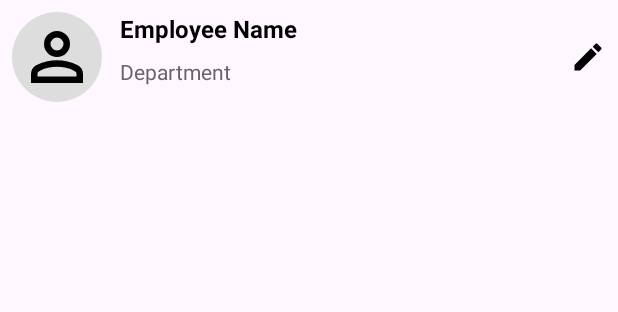
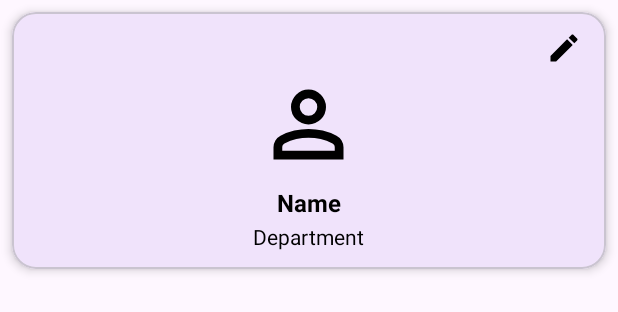
Before and after one commit to koraish3438/EmployeeManager, an Android app: the layout item_employee.xml on its own in the app's theme, with its tools: preview values and no code run, on a phone screen of 412 x 824 dp. Shown: the top 312 px of the screen. Run offline under Robolectric (Android 15) with nearby library versions, the phone set to English and light mode, and no system bars.

Commit message:
15th commit

```diff
--- a/app/src/main/java/com/example/employeemanagementapp/ui/EmployeeListActivity.kt
+++ b/app/src/main/java/com/example/employeemanagementapp/ui/EmployeeListActivity.kt
@@ -9,6 +9,7 @@ import androidx.core.view.GravityCompat
 import androidx.lifecycle.lifecycleScope
 import androidx.recyclerview.widget.LinearLayoutManager
 import androidx.lifecycle.ViewModelProvider
+import androidx.recyclerview.widget.StaggeredGridLayoutManager
 import com.example.employeemanagementapp.R
 import com.example.employeemanagementapp.data.Employee
 import com.example.employeemanagementapp.databinding.ActivityEmployeeListBinding
@@ -78,7 +79,7 @@ class EmployeeListActivity : AppCompatActivity() {
                 if(currentUserId != "GUEST") deleteEmployee(employee)
             }
         )
-        binding.rvEmployees.layoutManager = LinearLayoutManager(this)
+        binding.rvEmployees.layoutManager = StaggeredGridLayoutManager(2, StaggeredGridLayoutManager.VERTICAL)
         binding.rvEmployees.adapter = adapter
 
         // FloatingActionButton hide for Guest
--- a/app/src/main/res/drawable/circle_background.xml
+++ b/app/src/main/res/drawable/circle_background.xml
@@ -1,4 +1,5 @@
 <?xml version="1.0" encoding="utf-8"?>
 <shape xmlns:android="http://schemas.android.com/apk/res/android" android:shape="oval">
-    <solid android:color="#DDDDDD"/>
+<!--    <solid android:color="#DDDDDD"/>-->
+    <solid android:color="@android:color/darker_gray"/>
 </shape>
--- a/app/src/main/res/layout/item_employee.xml
+++ b/app/src/main/res/layout/item_employee.xml
@@ -1,59 +1,67 @@
 <?xml version="1.0" encoding="utf-8"?>
-<androidx.constraintlayout.widget.ConstraintLayout
+<com.google.android.material.card.MaterialCardView
     xmlns:android="http://schemas.android.com/apk/res/android"
     xmlns:app="http://schemas.android.com/apk/res-auto"
     android:layout_width="match_parent"
     android:layout_height="wrap_content"
-    android:padding="8dp">
+    android:layout_margin="8dp"
+    app:cardCornerRadius="16dp"
+    app:cardElevation="4dp"
+    android:foreground="?android:attr/selectableItemBackground">
 
+    <RelativeLayout
+        android:layout_width="match_parent"
+        android:layout_height="wrap_content"
+        android:padding="12dp">
+
+        <!-- Edit Icon -->
         <ImageView
-        android:id="@+id/imgProfile"
-        android:layout_width="60dp"
-        android:layout_height="60dp"
+            android:id="@+id/ivEdit"
+            android:layout_width="24dp"
+            android:layout_height="24dp"
+            android:layout_alignParentEnd="true"
+            android:layout_marginEnd="4dp"
+            android:src="@drawable/baseline_edit_24"
+            app:tint="@color/black"
+            app:contentDescription="Edit" />
+
+        <!-- Profile Photo -->
+        <ImageView
+            android:id="@+id/ivProfile"
+            android:layout_width="70dp"
+            android:layout_height="70dp"
+            android:layout_below="@id/ivEdit"
+            android:layout_centerHorizontal="true"
+            android:layout_marginTop="4dp"
+            android:src="@drawable/outline_person_24"
             android:scaleType="centerCrop"
-        android:src="@drawable/outline_person_24"
-        android:contentDescription="@string/profile_pic"
-        app:layout_constraintStart_toStartOf="parent"
-        app:layout_constraintTop_toTopOf="parent"
-        app:layout_constraintBottom_toBottomOf="parent"
-        android:background="@drawable/circle_background"
-        android:padding="4dp"/>
+            app:contentDescription="Profile Photo"/>
 
+        <!-- Name -->
         <TextView
             android:id="@+id/tvName"
-        android:layout_width="0dp"
+            android:layout_width="wrap_content"
             android:layout_height="wrap_content"
-        android:text="@string/employee_name"
-        android:textColor="@color/black"
+            android:layout_below="@id/ivProfile"
+            android:layout_centerHorizontal="true"
+            android:layout_marginTop="6dp"
+            android:text="@string/name"
             android:textStyle="bold"
             android:textSize="16sp"
-        app:layout_constraintStart_toEndOf="@id/imgProfile"
-        app:layout_constraintTop_toTopOf="@id/imgProfile"
-        app:layout_constraintEnd_toStartOf="@id/btnMore"
-        android:layout_marginStart="12dp"/>
+            android:textColor="@color/black" />
 
+        <!-- Department -->
         <TextView
             android:id="@+id/tvDepartment"
-        android:layout_width="0dp"
-        android:layout_height="wrap_content"
-        android:layout_marginTop="8dp"
-        android:text="@string/department"
-        android:textColor="#666"
-        android:textSize="14sp"
-        app:layout_constraintEnd_toEndOf="@id/tvName"
-        app:layout_constraintHorizontal_bias="0.0"
-        app:layout_constraintStart_toStartOf="@id/tvName"
-        app:layout_constraintTop_toBottomOf="@id/tvName" />
-
-    <ImageButton
-        android:id="@+id/btnMore"
             android:layout_width="wrap_content"
             android:layout_height="wrap_content"
-        android:background="?attr/selectableItemBackgroundBorderless"
-        android:src="@drawable/baseline_edit_24"
-        android:contentDescription="@string/more_options"
-        app:layout_constraintEnd_toEndOf="parent"
-        app:layout_constraintTop_toTopOf="parent"
-        app:layout_constraintBottom_toBottomOf="parent"/>
+            android:layout_below="@id/tvName"
+            android:layout_centerHorizontal="true"
+            android:layout_marginTop="2dp"
+            android:text="@string/department"
+            android:textSize="14sp"
+            android:textColor="@color/black" />
 
-</androidx.constraintlayout.widget.ConstraintLayout>
+    </RelativeLayout>
+
+</com.google.android.material.card.MaterialCardView>
```
Lines whose indentation alone changed are shown as unchanged.
